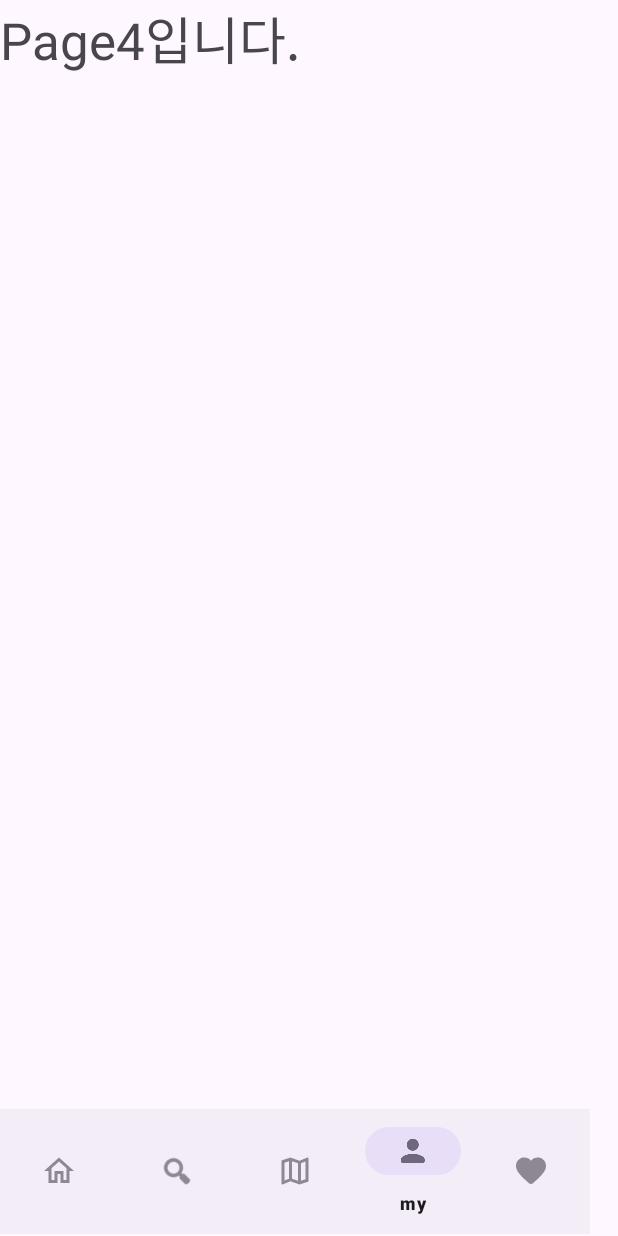
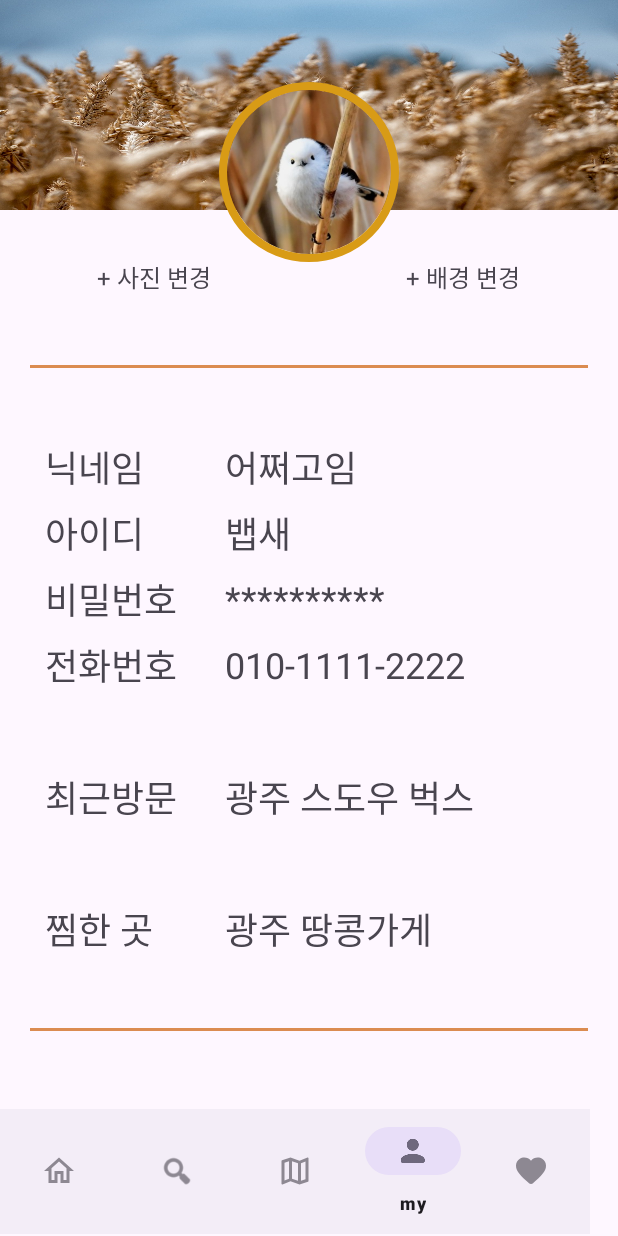
Before and after one commit to HirosiUko/WeSeek.App, an Android app: the screen it shows after launch (MainActivity), item 4 of the bottom bar chosen, on a phone screen of 412 x 824 dp. Run offline under Robolectric (Android 15) with nearby library versions, the phone set to English and light mode, and no system bars; our stand-ins replace CircleImageView.

Commit message:
page4 xml layout 배경, 원형프사, 마이페이지설정

```diff
--- a/app/build.gradle
+++ b/app/build.gradle
@@ -29,6 +29,7 @@ android {
 
 dependencies {
 
+    implementation 'de.hdodenhof:circleimageview:3.1.0'
     implementation 'androidx.appcompat:appcompat:1.5.0'
     implementation 'com.google.android.material:material:1.6.1'
     implementation 'androidx.constraintlayout:constraintlayout:2.1.4'
--- a/app/src/main/res/layout/page3.xml
+++ b/app/src/main/res/layout/page3.xml
@@ -27,7 +27,7 @@
             <include
                 layout="@layout/page3_map"
                 android:layout_width="match_parent"
-                android:layout_height="wrap_content" />
+                android:layout_height="match_parent" />
         </LinearLayout>
 
         <LinearLayout
--- a/app/src/main/res/layout/page3_map.xml
+++ b/app/src/main/res/layout/page3_map.xml
@@ -7,7 +7,7 @@
 
     <LinearLayout
         android:layout_width="match_parent"
-        android:layout_height="280dp"
+        android:layout_height="320dp"
         android:orientation="vertical">
 
         <ImageView
--- a/app/src/main/res/layout/page4.xml
+++ b/app/src/main/res/layout/page4.xml
@@ -1,13 +1,17 @@
 <?xml version="1.0" encoding="utf-8"?>
 <LinearLayout xmlns:android="http://schemas.android.com/apk/res/android"
     android:layout_width="match_parent"
-    android:layout_height="match_parent">
+    android:layout_height="match_parent"
+    android:orientation="vertical" >
 
-    <TextView
-        android:id="@+id/textView4"
-        android:layout_width="wrap_content"
-        android:layout_height="wrap_content"
-        android:layout_weight="1"
-        android:text="Page4입니다."
-        android:textSize="34sp" />
+    <include
+        layout="@layout/page4_top"
+        android:layout_width="match_parent"
+        android:layout_height="wrap_content" />
+
+    <include
+        layout="@layout/page4_bottom"
+        android:layout_width="match_parent"
+        android:layout_height="wrap_content" />
+
 </LinearLayout>
--- /dev/null
+++ b/app/src/main/res/layout/page4_bottom.xml
@@ -0,0 +1,346 @@
+<?xml version="1.0" encoding="utf-8"?>
+<LinearLayout xmlns:android="http://schemas.android.com/apk/res/android"
+    android:layout_width="match_parent"
+    android:layout_height="match_parent"
+    android:orientation="vertical">
+
+    <LinearLayout
+        android:layout_width="match_parent"
+        android:layout_height="470dp"
+        android:orientation="vertical">
+
+        <LinearLayout
+            android:layout_width="match_parent"
+            android:layout_height="15dp"
+            android:orientation="vertical">
+
+            <LinearLayout
+                android:layout_width="match_parent"
+                android:layout_height="match_parent"
+                android:layout_weight="1"
+                android:orientation="vertical"></LinearLayout>
+
+            <LinearLayout
+                android:layout_width="match_parent"
+                android:layout_height="match_parent"
+                android:layout_marginLeft="20dp"
+                android:layout_marginTop="5dp"
+                android:layout_marginRight="20dp"
+                android:layout_weight="1"
+                android:background="#DB8C51"
+                android:backgroundTint="#DB8C51"
+                android:orientation="vertical"></LinearLayout>
+        </LinearLayout>
+
+        <LinearLayout
+            android:layout_width="match_parent"
+            android:layout_height="440dp"
+            android:orientation="vertical">
+
+            <LinearLayout
+                android:layout_width="match_parent"
+                android:layout_height="match_parent"
+                android:layout_weight="1"
+                android:orientation="horizontal"></LinearLayout>
+
+            <LinearLayout
+                android:layout_width="match_parent"
+                android:layout_height="match_parent"
+                android:layout_weight="1">
+
+                <LinearLayout
+                    android:layout_width="260dp"
+                    android:layout_height="match_parent"
+                    android:layout_weight="1"
+                    android:orientation="horizontal">
+
+                    <TextView
+                        android:id="@+id/textView3"
+                        android:layout_width="match_parent"
+                        android:layout_height="match_parent"
+                        android:layout_marginLeft="30dp"
+                        android:layout_weight="1"
+                        android:gravity="center|start"
+                        android:text="닉네임"
+                        android:textSize="24sp" />
+                </LinearLayout>
+
+                <LinearLayout
+                    android:layout_width="match_parent"
+                    android:layout_height="match_parent"
+                    android:layout_weight="1"
+                    android:orientation="horizontal">
+
+                    <TextView
+                        android:id="@+id/textView14"
+                        android:layout_width="match_parent"
+                        android:layout_height="match_parent"
+                        android:layout_marginLeft="20dp"
+                        android:layout_marginRight="20dp"
+                        android:layout_weight="1"
+                        android:gravity="center|start"
+                        android:text="어쩌고임"
+                        android:textSize="24sp" />
+                </LinearLayout>
+            </LinearLayout>
+
+            <LinearLayout
+                android:layout_width="match_parent"
+                android:layout_height="match_parent"
+                android:layout_weight="1">
+
+                <LinearLayout
+                    android:layout_width="260dp"
+                    android:layout_height="match_parent"
+                    android:layout_weight="1"
+                    android:orientation="vertical">
+
+                    <TextView
+                        android:id="@+id/textView6"
+                        android:layout_width="match_parent"
+                        android:layout_height="match_parent"
+                        android:layout_marginLeft="30dp"
+                        android:layout_weight="1"
+                        android:gravity="center|start"
+                        android:text="아이디"
+                        android:textSize="24sp" />
+                </LinearLayout>
+
+                <LinearLayout
+                    android:layout_width="match_parent"
+                    android:layout_height="match_parent"
+                    android:layout_weight="1"
+                    android:orientation="vertical">
+
+                    <TextView
+                        android:id="@+id/textView15"
+                        android:layout_width="match_parent"
+                        android:layout_height="match_parent"
+                        android:layout_marginLeft="20dp"
+                        android:layout_marginRight="20dp"
+                        android:layout_weight="1"
+                        android:gravity="center|start"
+                        android:text="뱁새"
+                        android:textSize="24sp" />
+                </LinearLayout>
+            </LinearLayout>
+
+            <LinearLayout
+                android:layout_width="match_parent"
+                android:layout_height="match_parent"
+                android:layout_weight="1">
+
+                <LinearLayout
+                    android:layout_width="260dp"
+                    android:layout_height="match_parent"
+                    android:layout_weight="1"
+                    android:orientation="vertical">
+
+                    <TextView
+                        android:id="@+id/textView9"
+                        android:layout_width="match_parent"
+                        android:layout_height="match_parent"
+                        android:layout_marginLeft="30dp"
+                        android:layout_weight="1"
+                        android:gravity="center|start"
+                        android:text="비밀번호"
+                        android:textSize="24sp" />
+                </LinearLayout>
+
+                <LinearLayout
+                    android:layout_width="match_parent"
+                    android:layout_height="match_parent"
+                    android:layout_weight="1"
+                    android:orientation="vertical">
+
+                    <TextView
+                        android:id="@+id/textView16"
+                        android:layout_width="match_parent"
+                        android:layout_height="match_parent"
+                        android:layout_marginLeft="20dp"
+                        android:layout_marginRight="20dp"
+                        android:layout_weight="1"
+                        android:gravity="center|start"
+                        android:text="**********"
+                        android:textSize="24sp" />
+                </LinearLayout>
+            </LinearLayout>
+
+            <LinearLayout
+                android:layout_width="match_parent"
+                android:layout_height="match_parent"
+                android:layout_weight="1">
+
+                <LinearLayout
+                    android:layout_width="260dp"
+                    android:layout_height="match_parent"
+                    android:layout_weight="1"
+                    android:orientation="vertical">
+
+                    <TextView
+                        android:id="@+id/textView10"
+                        android:layout_width="match_parent"
+                        android:layout_height="match_parent"
+                        android:layout_marginLeft="30dp"
+                        android:layout_weight="1"
+                        android:gravity="center|start"
+                        android:text="전화번호"
+                        android:textSize="24sp" />
+                </LinearLayout>
+
+                <LinearLayout
+                    android:layout_width="match_parent"
+                    android:layout_height="match_parent"
+                    android:layout_weight="1"
+                    android:orientation="vertical">
+
+                    <TextView
+                        android:id="@+id/textView17"
+                        android:layout_width="match_parent"
+                        android:layout_height="match_parent"
+                        android:layout_marginLeft="20dp"
+                        android:layout_marginRight="20dp"
+                        android:layout_weight="1"
+                        android:gravity="center|start"
+                        android:text="010-1111-2222"
+                        android:textSize="24sp" />
+                </LinearLayout>
+            </LinearLayout>
+
+            <LinearLayout
+                android:layout_width="match_parent"
+                android:layout_height="match_parent"
+                android:layout_weight="1">
+
+                <LinearLayout
+                    android:layout_width="260dp"
+                    android:layout_height="match_parent"
+                    android:layout_weight="1"
+                    android:orientation="vertical"/>
+
+                <LinearLayout
+                    android:layout_width="match_parent"
+                    android:layout_height="match_parent"
+                    android:layout_weight="1"
+                    android:orientation="vertical"/>
+            </LinearLayout>
+
+            <LinearLayout
+                android:layout_width="match_parent"
+                android:layout_height="match_parent"
+                android:layout_weight="1">
+
+                <LinearLayout
+                    android:layout_width="260dp"
+                    android:layout_height="match_parent"
+                    android:layout_weight="1"
+                    android:orientation="vertical">
+
+                    <TextView
+                        android:id="@+id/textView12"
+                        android:layout_width="match_parent"
+                        android:layout_height="match_parent"
+                        android:layout_marginLeft="30dp"
+                        android:layout_weight="1"
+                        android:gravity="center|start"
+                        android:text="최근방문"
+                        android:textSize="24sp" />
+                </LinearLayout>
+
+                <LinearLayout
+                    android:layout_width="match_parent"
+                    android:layout_height="match_parent"
+                    android:layout_weight="1"
+                    android:orientation="vertical">
+
+                    <TextView
+                        android:id="@+id/textView19"
+                        android:layout_width="match_parent"
+                        android:layout_height="match_parent"
+                        android:layout_marginLeft="20dp"
+                        android:layout_marginRight="20dp"
+                        android:layout_weight="1"
+                        android:gravity="center|start"
+                        android:text="광주 스도우 벅스"
+                        android:textSize="24sp" />
+                </LinearLayout>
+            </LinearLayout>
+
+            <LinearLayout
+                android:layout_width="match_parent"
+                android:layout_height="match_parent"
+                android:layout_weight="1">
+
+            </LinearLayout>
+
+            <LinearLayout
+                android:layout_width="match_parent"
+                android:layout_height="match_parent"
+                android:layout_weight="1"
+                android:orientation="horizontal">
+
+                <LinearLayout
+                    android:layout_width="260dp"
+                    android:layout_height="match_parent"
+                    android:layout_weight="1"
+                    android:orientation="vertical">
+
+                    <TextView
+                        android:id="@+id/textView13"
+                        android:layout_width="match_parent"
+                        android:layout_height="match_parent"
+                        android:layout_marginLeft="30dp"
+                        android:layout_weight="1"
+                        android:gravity="center|start"
+                        android:text="찜한 곳"
+                        android:textSize="24sp" />
+                </LinearLayout>
+
+                <LinearLayout
+                    android:layout_width="match_parent"
+                    android:layout_height="match_parent"
+                    android:layout_weight="1"
+                    android:orientation="vertical">
+
+                    <TextView
+                        android:id="@+id/textView20"
+                        android:layout_width="match_parent"
+                        android:layout_height="match_parent"
+                        android:layout_marginLeft="20dp"
+                        android:layout_marginRight="20dp"
+                        android:layout_weight="1"
+                        android:gravity="center|start"
+                        android:text="광주 땅콩가게"
+                        android:textSize="24sp" />
+                </LinearLayout>
+            </LinearLayout>
+
+            <LinearLayout
+                android:layout_width="match_parent"
+                android:layout_height="match_parent"
+                android:layout_weight="1"/>
+        </LinearLayout>
+
+        <LinearLayout
+            android:layout_width="match_parent"
+            android:layout_height="15dp"
+            android:orientation="vertical">
+
+            <LinearLayout
+                android:layout_width="match_parent"
+                android:layout_height="match_parent"
+                android:layout_marginLeft="20dp"
+                android:layout_marginRight="20dp"
+                android:layout_marginBottom="6dp"
+                android:layout_weight="1"
+                android:background="#DB8C51"
+                android:orientation="vertical"></LinearLayout>
+
+            <LinearLayout
+                android:layout_width="match_parent"
+                android:layout_height="match_parent"
+                android:layout_weight="1"
+                android:orientation="vertical"></LinearLayout>
+        </LinearLayout>
+    </LinearLayout>
+</LinearLayout>
--- /dev/null
+++ b/app/src/main/res/layout/page4_face.xml
@@ -0,0 +1,28 @@
+<?xml version="1.0" encoding="utf-8"?>
+<LinearLayout xmlns:android="http://schemas.android.com/apk/res/android"
+    xmlns:app="http://schemas.android.com/apk/res-auto"
+    xmlns:tools="http://schemas.android.com/tools"
+    android:layout_width="match_parent"
+    android:layout_height="match_parent"
+    android:backgroundTint="#FFFCFC"
+    android:orientation="vertical">
+
+    <LinearLayout
+        android:layout_width="match_parent"
+        android:layout_height="230dp"
+        android:gravity="center"
+        android:orientation="vertical">
+
+        <de.hdodenhof.circleimageview.CircleImageView
+            android:id="@+id/circle_iv"
+            android:layout_width="120dp"
+            android:layout_height="120dp"
+            android:layout_gravity="center"
+            android:background="@android:color/transparent"
+            android:backgroundTint="#F6F6F6"
+            android:src="@drawable/bird001"
+            app:civ_border_color="#d89b16"
+            app:civ_border_overlay="true"
+            app:civ_border_width="5dp" />
+    </LinearLayout>
+</LinearLayout>
--- /dev/null
+++ b/app/src/main/res/layout/page4_top.xml
@@ -0,0 +1,83 @@
+<?xml version="1.0" encoding="utf-8"?>
+<androidx.constraintlayout.widget.ConstraintLayout xmlns:android="http://schemas.android.com/apk/res/android"
+    xmlns:app="http://schemas.android.com/apk/res-auto"
+    xmlns:tools="http://schemas.android.com/tools"
+    android:layout_width="match_parent"
+    android:layout_height="match_parent"
+    android:orientation="vertical">
+
+    <LinearLayout
+        android:layout_width="match_parent"
+        android:layout_height="match_parent"
+        android:orientation="vertical"
+        android:outlineSpotShadowColor="#610808">
+
+        <LinearLayout
+            android:layout_width="match_parent"
+            android:layout_height="230dp"
+            android:orientation="vertical">
+
+            <LinearLayout
+                android:layout_width="match_parent"
+                android:layout_height="140dp"
+                android:orientation="vertical">
+
+                <ImageView
+                    android:id="@+id/imageView7"
+                    android:layout_width="match_parent"
+                    android:layout_height="match_parent"
+                    android:scaleType="fitXY"
+                    app:srcCompat="@drawable/wheat_back" />
+            </LinearLayout>
+
+            <LinearLayout
+                android:layout_width="match_parent"
+                android:layout_height="match_parent"
+                android:outlineSpotShadowColor="#640505">
+
+                <LinearLayout
+                    android:layout_width="match_parent"
+                    android:layout_height="match_parent"
+                    android:layout_weight="1"
+                    android:orientation="horizontal"
+                    android:outlineAmbientShadowColor="#F12020">
+
+                    <TextView
+                        android:id="@+id/textView7"
+                        android:layout_width="match_parent"
+                        android:layout_height="match_parent"
+                        android:layout_weight="1"
+                        android:gravity="center"
+                        android:outlineProvider="bounds"
+                        android:outlineSpotShadowColor="#D30F0F"
+                        android:text="+ 사진 변경"
+                        android:textSize="16sp" />
+                </LinearLayout>
+
+                <LinearLayout
+                    android:layout_width="match_parent"
+                    android:layout_height="match_parent"
+                    android:layout_weight="1"
+                    android:orientation="horizontal">
+
+                    <TextView
+                        android:id="@+id/textView8"
+                        android:layout_width="match_parent"
+                        android:layout_height="match_parent"
+                        android:layout_weight="1"
+                        android:gravity="center"
+                        android:outlineAmbientShadowColor="#F12020"
+                        android:outlineProvider="bounds"
+                        android:text="+ 배경 변경"
+                        android:textSize="16sp" />
+                </LinearLayout>
+            </LinearLayout>
+        </LinearLayout>
+    </LinearLayout>
+
+    <include
+        layout="@layout/page4_face"
+        android:layout_width="match_parent"
+        android:layout_height="wrap_content" />
+
+</androidx.constraintlayout.widget.ConstraintLayout>
```
Also changed, not shown: app/src/main/res/drawable/bird001.jpg (added), app/src/main/res/drawable/wheat_back.jpg (added).
